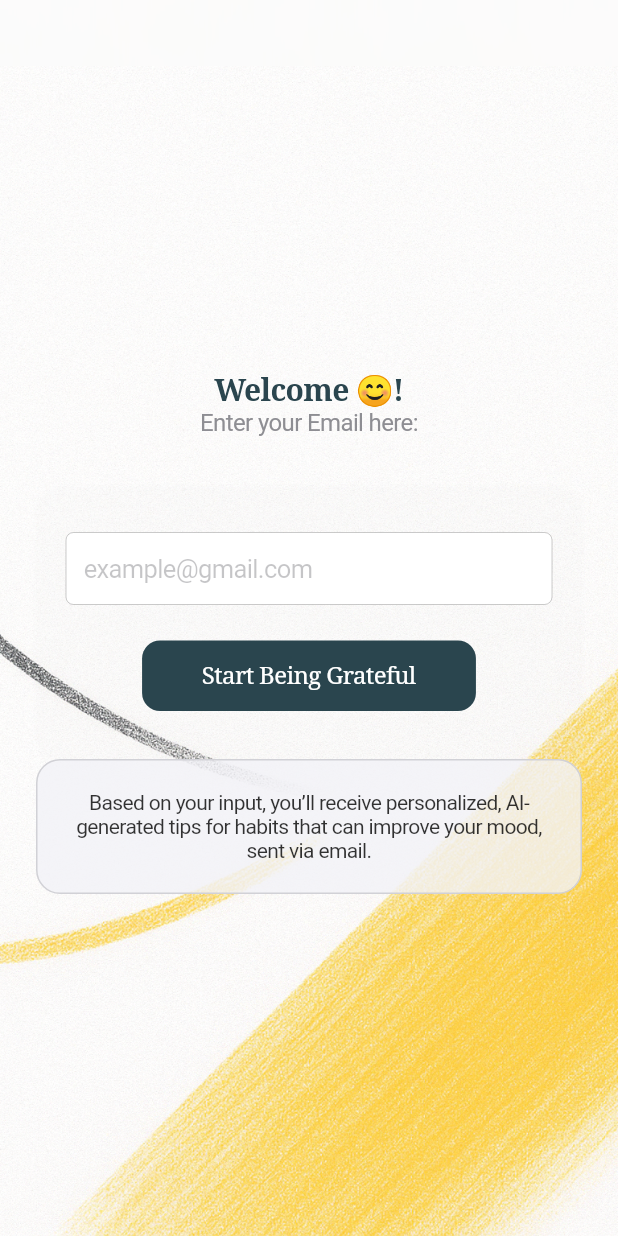
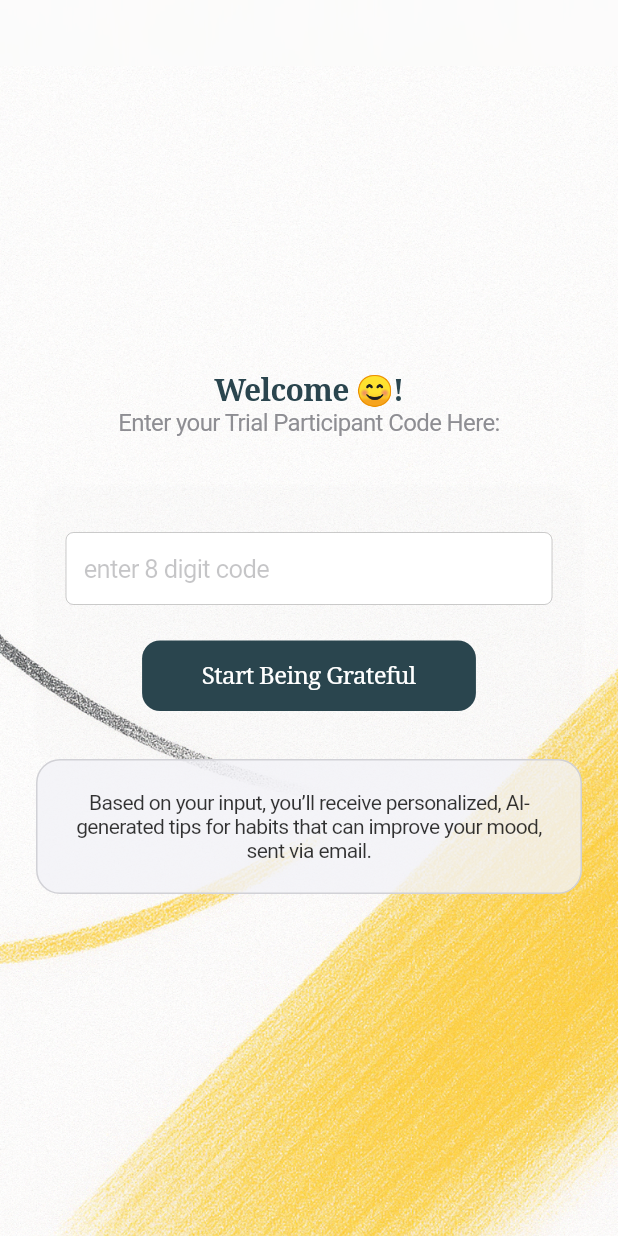
Before and after one commit to NicolasRoever/voice_memo_app, a Flutter app: the screen it shows after launch, on a phone screen of 412 x 824 dp. Run offline on Flutter 3.47's test engine with Material 3 defaults, Android fonts, the light colour scheme and no system bars; our stand-ins replace flutter_dotenv, flutter_riverpod, go_router, google_fonts, just_audio, shared_preferences and 2 more; missing offline and left inert: record; accounts and stored records are empty.

Commit message:
Add research trial id as ui.

```diff
--- a/lib/data/repositories/user_repository.dart
+++ b/lib/data/repositories/user_repository.dart
@@ -2,7 +2,7 @@
 import 'package:flutter_riverpod/flutter_riverpod.dart';
 import '../../../domain/models/user_model.dart';
 import '../services/supabase_service.dart';
-import 'participant_service.dart';
+import '../services/post_request_service.dart';
 
 class UserRepository {
   final SupabaseService _supabaseService;
@@ -14,10 +14,10 @@ class UserRepository {
   /// then persists to Supabase if registration succeeds.
   Future<void> registerAndSaveUser(AppUser user) async {
     // name is the email
-    final email = user.name;
+    final participantCode = user.name;
 
     // 1) remote registration
-    await _participantService.registerParticipant(email);
+    await _participantService.registerParticipant(participantCode);
 
     // 2) persist locally (Supabase) only on success
     await _supabaseService.insertUser(user);
--- a/lib/data/services/post_request_service.dart
+++ b/lib/data/services/post_request_service.dart
@@ -1,4 +1,4 @@
-// lib/features/auth/data/participant_service.dart
+
 import 'dart:convert';
 import 'package:http/http.dart' as http;
 import 'package:flutter_riverpod/flutter_riverpod.dart';
@@ -12,12 +12,12 @@ class ParticipantService {
   static const _url =
       'https://core-api-11932-110cf291-x7iy5esr.onporter.run/api/participant/register-signup';
 
-  /// Registers a participant by email (your "name" field) to research arm "sonia".
-  Future<void> registerParticipant(String participantEmail) async {
+  /// Registers a participant
+  Future<void> registerParticipant(String participantCode) async {
     final headers = {'Content-Type': 'application/json'};
     final body = jsonEncode({
-      'participant_email': participantEmail,
-      'research_arm': 'sonia',
+      'participant_code': participantCode,
+      'research_arm': 'joymemos',
     });
 
     final res = await _client.post(
--- a/lib/ui/home_screen/widgets/home_screen.dart
+++ b/lib/ui/home_screen/widgets/home_screen.dart
@@ -212,7 +212,7 @@ class _HomeScreenState extends ConsumerState<HomeScreen> {
                                                     fontSize: 16,
                                                     color: isPlaying
                                                         ? Theme.of(context).colorScheme.primary
-                                                        : CupertinoColors.label,
+                                                        : CupertinoColors.systemGrey5,
                                                   ),
                                                 ),
                                                 const SizedBox(height: 4),
--- a/lib/ui/onboarding_screen/view_models/user_auth_view_model.dart
+++ b/lib/ui/onboarding_screen/view_models/user_auth_view_model.dart
@@ -27,7 +27,7 @@ class UserViewModel extends StateNotifier<AsyncValue<void>> {
     final user = AppUser(
       user_id: id,
       name: name,
-      openedAt: DateTime.now().toUtc().millisecondsSinceEpoch ~/ 1000,
+      openedAt: DateTime.now().toUtc(),
     );
 
     try {
--- a/lib/ui/onboarding_screen/widgets/user_auth_view.dart
+++ b/lib/ui/onboarding_screen/widgets/user_auth_view.dart
@@ -52,7 +52,7 @@ class _OnboardingScreenState extends ConsumerState<OnboardingScreen> {
                       textAlign: TextAlign.center,
                     ),
                     Text(
-                      'Enter your Email here: ',
+                      'Enter your Trial Participant Code Here: ',
                       style: AppTypography.subtitle,
                       textAlign: TextAlign.center,
                     ),
@@ -76,7 +76,7 @@ class _OnboardingScreenState extends ConsumerState<OnboardingScreen> {
                         children: [
                           CupertinoTextField(
                             controller: _controller,
-                            placeholder: 'example@gmail.com',
+                            placeholder: 'enter 8 digit code',
                             padding: const EdgeInsets.symmetric(vertical: 14, horizontal: 12),
                           ),
                           const SizedBox(height: 24),
--- a/pubspec.yaml
+++ b/pubspec.yaml
@@ -16,7 +16,7 @@ publish_to: 'none' # Remove this line if you wish to publish to pub.dev
 # https://developer.apple.com/library/archive/documentation/General/Reference/InfoPlistKeyReference/Articles/CoreFoundationKeys.html
 # In Windows, build-name is used as the major, minor, and patch parts
 # of the product and file versions while build-number is used as the build suffix.
-version: 3.0.0+1
+version: 4.0.0+1
 
 environment:
   sdk: ^3.6.0
```
Also changed, not shown: 1 other file.
